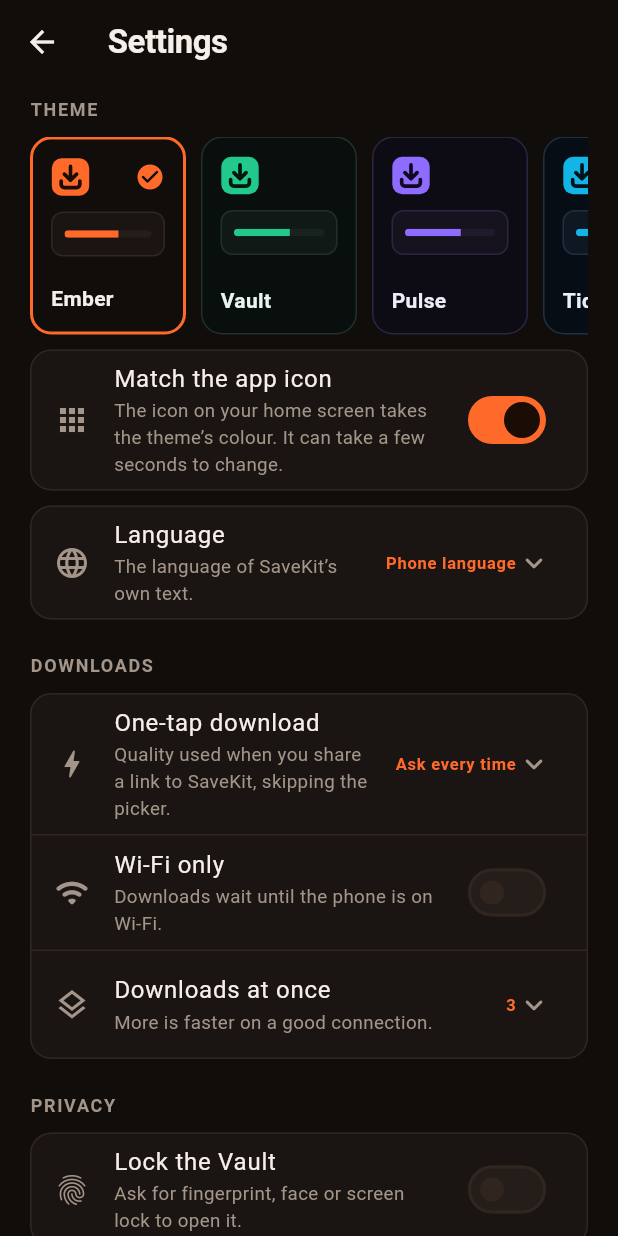
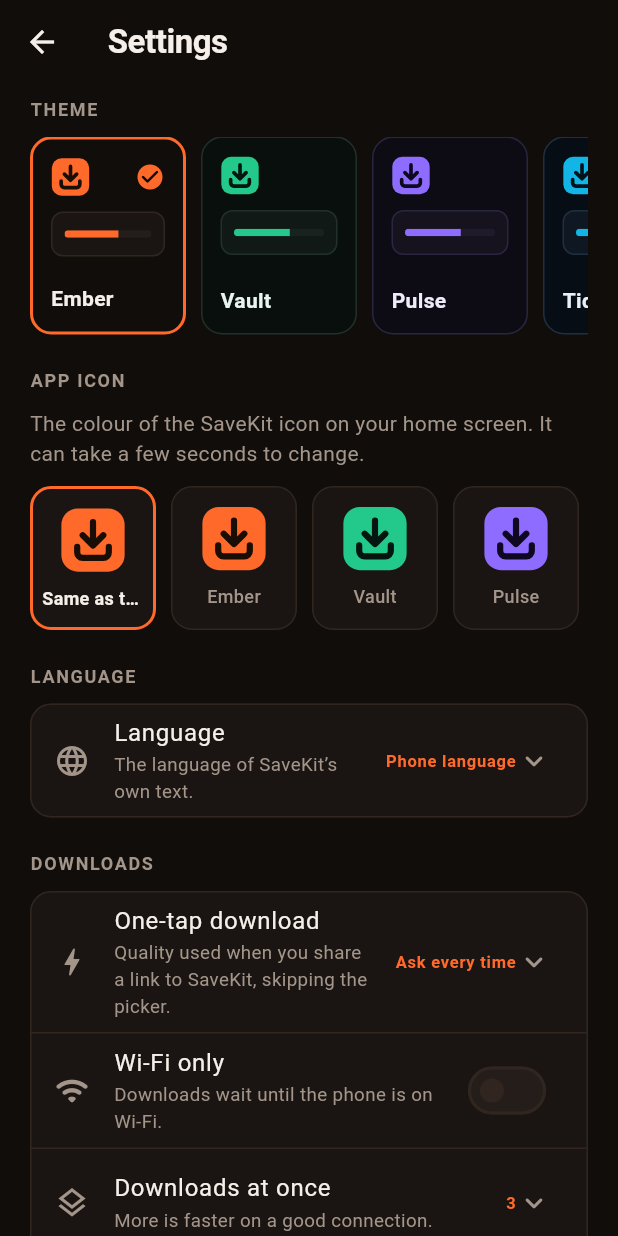
Before and after one commit to sulaimanmokhaniq/savekit, a Flutter app: the SettingsScreen screen opened directly, on a phone screen of 412 x 824 dp. Run offline on Flutter 3.47's test engine with Material 3 defaults, Android fonts, the phone set to English and light mode, and no system bars; our stand-ins replace connectivity_plus, cupertino_ui, flutter_riverpod, hive_ce_flutter, local_auth, material_ui and 3 more; missing offline and left inert: flutter_inappwebview, receive_sharing_intent; accounts and stored records are empty; network calls fail.

Commit message:
Choose the app icon's colour separately; add Rose and Gold themes
Co-Authored-By: Claude Fable 5.2 <noreply@anthropic.com>
Claude-Session: https://claude.ai/code/session_01SFDv9dEZRvdfhWtL54Xp5Z

```diff
--- a/lib/app/app.dart
+++ b/lib/app/app.dart
@@ -33,12 +33,10 @@ class _SaveKitAppState extends ConsumerState<SaveKitApp>
     L10n.locale = _locale;
     WidgetsBinding.instance.addObserver(this);
 
-    // Bring the home-screen icon in line with the saved theme. Android does
+    // Bring the home-screen icon in line with the saved choice. Android does
     // nothing when it already matches.
     final settings = ref.read(settingsControllerProvider);
-    ref.read(launcherIconProvider)(
-      settings.matchIcon ? settings.themeId : AppSettings.defaultThemeId,
-    );
+    ref.read(launcherIconProvider)(settings.launcherIconId);
   }
 
   @override
--- a/lib/core/l10n/strings_ar.dart
+++ b/lib/core/l10n/strings_ar.dart
@@ -246,6 +246,12 @@ const arabicStrings = <String, String>{
   '{} theme': 'مظهر {}',
   'Match the app icon': 'مطابقة أيقونة التطبيق',
   'The icon on your home screen takes the theme’s colour. It can take a few seconds to change.': 'تأخذ الأيقونة على الشاشة الرئيسية لون المظهر. قد يستغرق التغيير بضع ثوانٍ.',
+  'APP ICON': 'أيقونة التطبيق',
+  'LANGUAGE': 'اللغة',
+  'Same as theme': 'مثل المظهر',
+  '{} icon': 'أيقونة {}',
+  'The colour of the SaveKit icon on your home screen. It can take a few seconds to change.':
+      'لون أيقونة SaveKit على الشاشة الرئيسية. قد يستغرق التغيير بضع ثوانٍ.',
   'Language': 'اللغة',
   'The language of SaveKit’s own text.': 'لغة نصوص SaveKit.',
   'Phone language': 'لغة الهاتف',
--- a/lib/core/settings/app_settings.dart
+++ b/lib/core/settings/app_settings.dart
@@ -73,7 +73,7 @@ enum VaultSort {
 class AppSettings {
   const AppSettings({
     this.themeId = 'ember',
-    this.matchIcon = true,
+    this.iconId = AppSettings.iconMatchesTheme,
     this.oneTap = QualityPreference.ask,
     this.wifiOnly = false,
     this.maxConcurrent = 3,
@@ -89,8 +89,14 @@ class AppSettings {
   /// Id of the selected [AppPalette].
   final String themeId;
 
-  /// Whether the home-screen icon takes the theme's colour.
-  final bool matchIcon;
+  /// Colour of the home-screen icon: the id of an [AppPalette], or
+  /// [iconMatchesTheme] to follow the app's theme.
+  final String iconId;
+
+  static const iconMatchesTheme = 'match';
+
+  /// The palette id whose icon the home screen should show.
+  String get launcherIconId => iconId == iconMatchesTheme ? themeId : iconId;
 
   /// Quality used when a link is shared to the app; [QualityPreference.ask]
   /// opens the picker instead.
@@ -125,7 +131,7 @@ class AppSettings {
 
   AppSettings copyWith({
     String? themeId,
-    bool? matchIcon,
+    String? iconId,
     QualityPreference? oneTap,
     bool? wifiOnly,
     int? maxConcurrent,
@@ -138,7 +144,7 @@ class AppSettings {
     AppLanguage? language,
   }) => AppSettings(
     themeId: themeId ?? this.themeId,
-    matchIcon: matchIcon ?? this.matchIcon,
+    iconId: iconId ?? this.iconId,
     oneTap: oneTap ?? this.oneTap,
     wifiOnly: wifiOnly ?? this.wifiOnly,
     maxConcurrent: (maxConcurrent ?? this.maxConcurrent).clamp(
@@ -156,7 +162,7 @@ class AppSettings {
 
   Map<String, dynamic> toMap() => {
     'themeId': themeId,
-    'matchIcon': matchIcon,
+    'iconId': iconId,
     'oneTap': oneTap.id,
     'wifiOnly': wifiOnly,
     'maxConcurrent': maxConcurrent,
@@ -171,7 +177,10 @@ class AppSettings {
 
   factory AppSettings.fromMap(Map<Object?, Object?> map) => AppSettings(
     themeId: map['themeId'] as String? ?? 'ember',
-    matchIcon: map['matchIcon'] as bool? ?? true,
+    // Older versions stored a "match the theme" switch instead.
+    iconId:
+        map['iconId'] as String? ??
+        (map['matchIcon'] == false ? defaultThemeId : iconMatchesTheme),
     oneTap: QualityPreference.fromId(map['oneTap'] as String?),
     wifiOnly: map['wifiOnly'] as bool? ?? false,
     maxConcurrent: ((map['maxConcurrent'] as num?)?.toInt() ?? 3).clamp(
@@ -272,17 +281,14 @@ class SettingsController extends Notifier<AppSettings> {
     _syncIcon();
   }
 
-  void setMatchIcon(bool value) {
-    _set(state.copyWith(matchIcon: value));
+  /// [iconId] is a palette id, or [AppSettings.iconMatchesTheme].
+  void setIcon(String iconId) {
+    _set(state.copyWith(iconId: iconId));
     _syncIcon();
   }
 
-  /// The home-screen icon follows the theme, or goes back to the default
-  /// icon when matching is off.
-  void _syncIcon() {
-    final theme = state.matchIcon ? state.themeId : AppSettings.defaultThemeId;
-    ref.read(launcherIconProvider)(theme);
-  }
+  /// Shows the chosen icon colour on the home screen.
+  void _syncIcon() => ref.read(launcherIconProvider)(state.launcherIconId);
 
   void setOneTap(QualityPreference value) =>
       _set(state.copyWith(oneTap: value));
--- a/lib/core/theme/app_palette.dart
+++ b/lib/core/theme/app_palette.dart
@@ -108,8 +108,36 @@ class AppPalette {
     textMuted: Color(0xFF8B93A7),
   );
 
+  static const rose = AppPalette(
+    id: 'rose',
+    name: 'Rose',
+    description: 'Plum black, rose pink',
+    background: Color(0xFF120B0F),
+    surface: Color(0xFF1C1218),
+    surfaceHigh: Color(0xFF271A22),
+    border: Color(0xFF35232D),
+    accent: Color(0xFFFF4F7B),
+    onAccent: Color(0xFF1F050D),
+    text: Color(0xFFF7EBF0),
+    textMuted: Color(0xFFA68A96),
+  );
+
+  static const gold = AppPalette(
+    id: 'gold',
+    name: 'Gold',
+    description: 'Dark olive, warm gold',
+    background: Color(0xFF0F0E09),
+    surface: Color(0xFF191710),
+    surfaceHigh: Color(0xFF232017),
+    border: Color(0xFF312D1F),
+    accent: Color(0xFFF4B93A),
+    onAccent: Color(0xFF1C1400),
+    text: Color(0xFFF5F0E3),
+    textMuted: Color(0xFFA0977F),
+  );
+
   /// In the order the theme picker shows them.
-  static const all = [ember, vault, pulse, tide, classic];
+  static const all = [ember, vault, pulse, tide, rose, gold, classic];
 
   static const fallback = ember;
 
--- a/lib/features/cookies/presentation/settings_screen.dart
+++ b/lib/features/cookies/presentation/settings_screen.dart
@@ -80,23 +80,25 @@ class SettingsScreen extends ConsumerWidget {
             selectedId: settings.themeId,
             onSelect: settingsController.setTheme,
           ),
-          const SizedBox(height: 10),
-          Card(
-            child: SwitchListTile(
-              value: settings.matchIcon,
-              onChanged: settingsController.setMatchIcon,
-              secondary: Icon(Icons.apps_rounded, color: AppColors.textMuted),
-              title: Text(tr('Match the app icon')),
-              subtitle: Text(
-                tr(
-                  'The icon on your home screen takes the theme’s colour. '
-                  'It can take a few seconds to change.',
-                ),
-                style: TextStyle(color: AppColors.textMuted, fontSize: 12.5),
+          const SizedBox(height: 22),
+          _SectionTitle(tr('APP ICON')),
+          Padding(
+            padding: const EdgeInsets.only(bottom: 12),
+            child: Text(
+              tr(
+                'The colour of the SaveKit icon on your home screen. It can '
+                'take a few seconds to change.',
               ),
+              style: TextStyle(color: AppColors.textMuted, height: 1.4),
             ),
           ),
-          const SizedBox(height: 10),
+          _IconPicker(
+            selectedId: settings.iconId,
+            themeId: settings.themeId,
+            onSelect: settingsController.setIcon,
+          ),
+          const SizedBox(height: 22),
+          _SectionTitle(tr('LANGUAGE')),
           Card(
             child: _ChoiceRow<AppLanguage>(
               icon: Icons.language_rounded,
@@ -609,6 +611,98 @@ class _ThemePicker extends StatelessWidget {
   }
 }
 
+/// The home-screen icon in each colour, plus "same as the theme".
+class _IconPicker extends StatelessWidget {
+  const _IconPicker({
+    required this.selectedId,
+    required this.themeId,
+    required this.onSelect,
+  });
+
+  /// A palette id, or [AppSettings.iconMatchesTheme].
+  final String selectedId;
+
+  /// The app's current theme, shown on the "same as theme" tile.
+  final String themeId;
+  final void Function(String id) onSelect;
+
+  @override
+  Widget build(BuildContext context) {
+    Widget tile({
+      required String id,
+      required AppPalette palette,
+      required String name,
+      required String label,
+    }) {
+      final selected = id == selectedId;
+      return Semantics(
+        button: true,
+        selected: selected,
+        label: label,
+        child: InkWell(
+          onTap: () => onSelect(id),
+          borderRadius: BorderRadius.circular(AppRadius.card),
+          child: Container(
+            width: 84,
+            padding: const EdgeInsets.fromLTRB(6, 12, 6, 10),
+            decoration: BoxDecoration(
+              color: AppColors.surface,
+              borderRadius: BorderRadius.circular(AppRadius.card),
+              border: Border.all(
+                color: selected ? AppColors.accent : AppColors.border,
+                width: selected ? 2 : 1,
+              ),
+            ),
+            child: Column(
+              mainAxisSize: MainAxisSize.min,
+              children: [
+                SaveKitLogo(size: 44, palette: palette),
+                const SizedBox(height: 8),
+                ExcludeSemantics(
+                  child: Text(
+                    name,
+                    maxLines: 1,
+                    overflow: TextOverflow.ellipsis,
+                    style: TextStyle(
+                      fontSize: 12,
+                      fontWeight: selected ? FontWeight.w700 : FontWeight.w500,
+                      color: selected ? AppColors.text : AppColors.textMuted,
+                    ),
+                  ),
+                ),
+              ],
+            ),
+          ),
+        ),
+      );
+    }
+
+    return SizedBox(
+      height: 96,
+      child: ListView(
+        scrollDirection: Axis.horizontal,
+        children: [
+          tile(
+            id: AppSettings.iconMatchesTheme,
+            palette: AppPalette.byId(themeId),
+            name: tr('Same as theme'),
+            label: tr('Same as theme'),
+          ),
+          for (final palette in AppPalette.all) ...[
+            const SizedBox(width: 10),
+            tile(
+              id: palette.id,
+              palette: palette,
+              name: palette.name,
+              label: tr('${palette.name} icon'),
+            ),
+          ],
+        ],
+      ),
+    );
+  }
+}
+
 /// A settings row whose value is picked from a short list in a menu.
 class _ChoiceRow<T> extends StatelessWidget {
   const _ChoiceRow({
```
Also changed, not shown: 18 other files.
